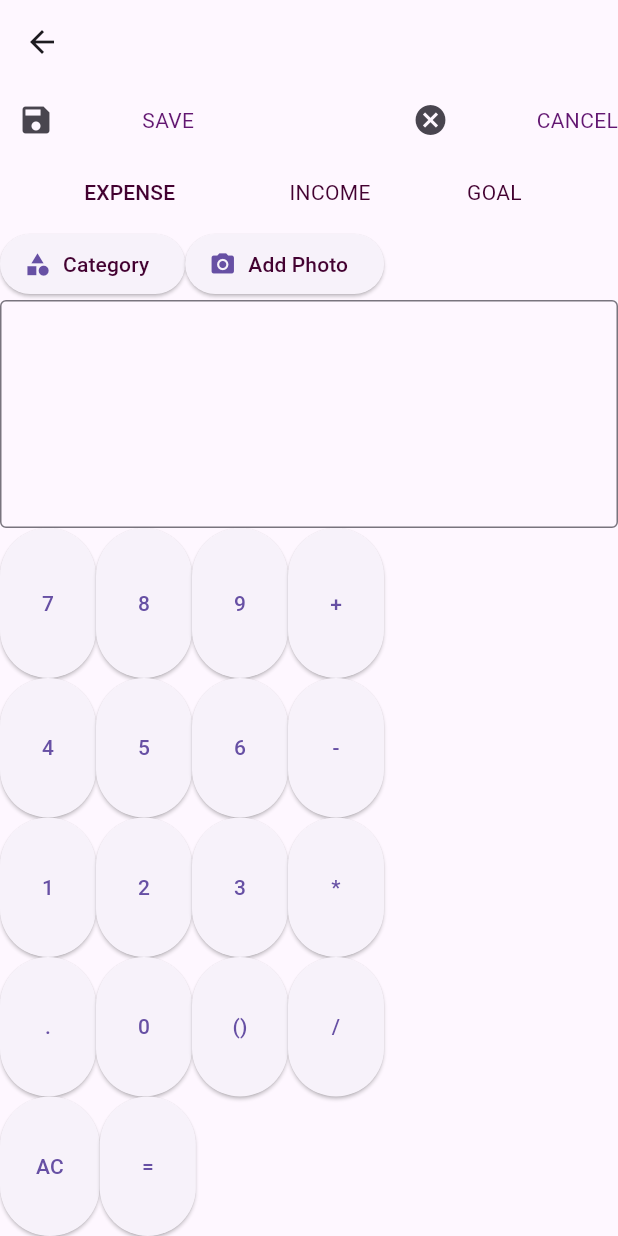
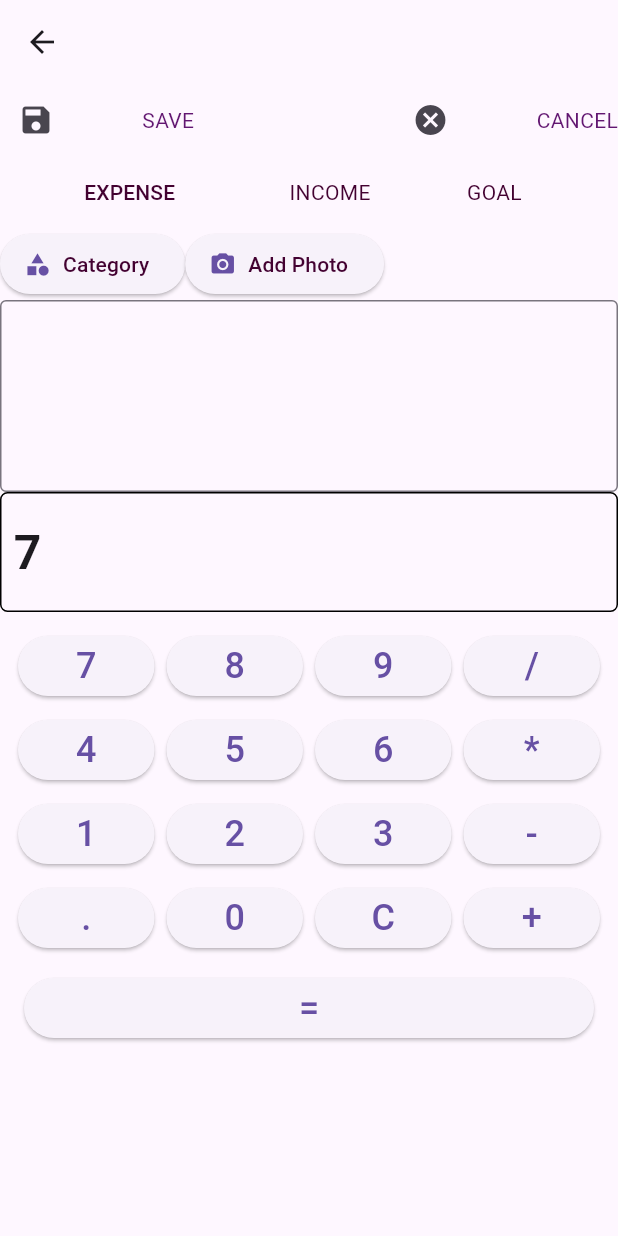
Before and after one commit to suraj-k-s/Spendify, a Flutter app: the Calenders screen opened directly, after a tap on an icon or button, on a phone screen of 412 x 824 dp. Run offline on Flutter 3.47's test engine with Material 3 defaults, Android fonts, the phone set to English and light mode, and no system bars; our stand-ins replace cloud_firestore, firebase_auth, firebase_core, firebase_storage, fluttertoast, google_sign_in and 5 more; accounts and stored records are empty.

Commit message:
Calculator rebuild

```diff
--- /dev/null
+++ b/devtools_options.yaml
@@ -0,0 +1 @@
+extensions:
--- a/lib/calculator.dart
+++ b/lib/calculator.dart
@@ -1,5 +1,6 @@
 import 'package:flutter/material.dart';
 import 'package:spendify/expense.dart';
+import 'package:math_expressions/math_expressions.dart';
 
 class Calenders extends StatefulWidget {
   const Calenders({super.key});
@@ -9,12 +10,42 @@ class Calenders extends StatefulWidget {
 }
 
 class _CalendersState extends State<Calenders> {
+  String expression = '';
+  String result = '0';
+
+  void _handleButtonPress(String buttonText) {
+    setState(() {
+      if (buttonText == 'C') {
+        expression = '';
+        result = '0';
+      } else if (buttonText == '=') {
+        try {
+          Parser parser = Parser();
+          Expression exp = parser.parse(expression);
+          ContextModel cm = ContextModel();
+          double evaluatedResult = exp.evaluate(EvaluationType.REAL, cm);
+          result = evaluatedResult.toString();
+        } catch (e) {
+          result = 'Error';
+        }
+      } else {
+        if (result == '0') {
+          expression = buttonText;
+          result = buttonText;
+        } else {
+          expression += buttonText;
+          result = expression;
+        }
+      }
+    });
+  }
+
   @override
   Widget build(BuildContext context) {
     return Scaffold(
+      resizeToAvoidBottomInset: true,
       appBar: AppBar(),
-      body: Container(
-          child: Column(
+      body: Column(
         children: [
           Row(
             mainAxisAlignment: MainAxisAlignment.spaceBetween,
@@ -106,145 +137,108 @@ class _CalendersState extends State<Calenders> {
           TextFormField(
             decoration: InputDecoration(border: OutlineInputBorder()),
             keyboardType: TextInputType.multiline,
-            minLines: 5,
+            minLines: 4,
             maxLines: null,
           ),
-          SizedBox(
-            height: 100,
-            child: Expanded(
+          //Calculator Screen
+          Container(
+            decoration: BoxDecoration(
+                border: Border.all(), borderRadius: BorderRadius.circular(5)),
+            height: 80,
             child: Row(
-                crossAxisAlignment: CrossAxisAlignment.stretch,
+              mainAxisAlignment: MainAxisAlignment.spaceBetween,
               children: [
-                  ElevatedButton(
-                    onPressed: () {},
-                    child: Text('7'),
+                Padding(
+                  padding: const EdgeInsets.all(8.0),
+                  child: Text(
+                    result,
+                    style: TextStyle(fontSize: 32, fontWeight: FontWeight.bold),
                   ),
-                  ElevatedButton(
-                    onPressed: () {},
-                    child: Text('8'),
                 ),
-                  ElevatedButton(
-                    onPressed: () {},
-                    child: Text('9'),
+              ],
             ),
-                  ElevatedButton(
-                    onPressed: () {},
+          ),
+
+          // Calculator Buttons
+          Expanded(
+            child: Padding(
+              padding: const EdgeInsets.all(8.0),
+              child: Column(
+                children: [
+                  Row(
+                    mainAxisAlignment: MainAxisAlignment.spaceEvenly,
+                    children: [
+                      _buildButton('7'),
+                      _buildButton('8'),
+                      _buildButton('9'),
+                      _buildButton('/'),
+                    ],
+                  ),
+                  Row(
+                    mainAxisAlignment: MainAxisAlignment.spaceEvenly,
+                    children: [
+                      _buildButton('4'),
+                      _buildButton('5'),
+                      _buildButton('6'),
+                      _buildButton('*'),
+                    ],
+                  ),
+                  Row(
+                    mainAxisAlignment: MainAxisAlignment.spaceEvenly,
+                    children: [
+                      _buildButton('1'),
+                      _buildButton('2'),
+                      _buildButton('3'),
+                      _buildButton('-'),
+                    ],
+                  ),
+                  Row(
+                    mainAxisAlignment: MainAxisAlignment.spaceEvenly,
+                    children: [
+                      _buildButton('.'),
+                      _buildButton('0'),
+                      _buildButton('C'),
+                      _buildButton('+'),
+                    ],
+                  ),
+                  Padding(
+                    padding: const EdgeInsets.all(8.0),
+                    child: SizedBox(
+                      width: double.infinity,
+                      child: ElevatedButton(
+                        onPressed: () {
+                          _handleButtonPress('=');
+                        },
                         child: Text(
-                      '+',
-                      selectionColor: Color.fromARGB(255, 58, 25, 58),
+                          '=',
+                          style: TextStyle(fontSize: 24),
+                        ),
+                      ),
                     ),
                   ),
                 ],
               ),
             ),
           ),
-          Expanded(
-            child: Row(
-              crossAxisAlignment: CrossAxisAlignment.stretch,
-              children: [
-                ElevatedButton(
-                  onPressed: () {},
-                  child: Text('4'),
+        ],
       ),
-                ElevatedButton(
-                  onPressed: () {},
-                  child: Text('5'),
-                ),
-                ElevatedButton(
-                  onPressed: () {},
-                  child: Text('6'),
-                ),
-                ElevatedButton(
-                  onPressed: () {},
+    );
+  }
+
+  Widget _buildButton(String buttonText) {
+    return Expanded(
+      child: Padding(
+        padding: const EdgeInsets.all(4.0),
+        child: ElevatedButton(
+          onPressed: () {
+            _handleButtonPress(buttonText);
+          },
           child: Text(
-                    '-',
-                    selectionColor: Color.fromARGB(255, 58, 25, 58),
+            buttonText,
+            style: TextStyle(fontSize: 24),
           ),
         ),
-              ],
       ),
-          ),
-          Expanded(
-            child: Row(
-              crossAxisAlignment: CrossAxisAlignment.stretch,
-              children: [
-                ElevatedButton(
-                  onPressed: () {},
-                  child: Text('1'),
-                ),
-                ElevatedButton(
-                  onPressed: () {},
-                  child: Text('2'),
-                ),
-                ElevatedButton(
-                  onPressed: () {},
-                  child: Text('3'),
-                ),
-                ElevatedButton(
-                  onPressed: () {},
-                  child: Text(
-                    '*',
-                    selectionColor: Color.fromARGB(255, 58, 25, 58),
-                  ),
-                ),
-              ],
-            ),
-          ),
-          Expanded(
-            child: Row(
-              crossAxisAlignment: CrossAxisAlignment.stretch,
-              children: [
-                ElevatedButton(
-                  onPressed: () {},
-                  child: Text(
-                    '.',
-                    selectionColor: Color.fromARGB(255, 58, 25, 58),
-                  ),
-                ),
-                ElevatedButton(
-                  onPressed: () {},
-                  child: Text('0'),
-                ),
-                ElevatedButton(
-                  onPressed: () {},
-                  child: Text(
-                    '()',
-                    selectionColor: Color.fromARGB(255, 58, 25, 58),
-                  ),
-                ),
-                ElevatedButton(
-                  onPressed: () {},
-                  child: Text(
-                    '/',
-                    selectionColor: Color.fromARGB(255, 58, 25, 58),
-                  ),
-                ),
-              ],
-            ),
-          ),
-          Expanded(
-            child: Row(
-              crossAxisAlignment: CrossAxisAlignment.stretch,
-              children: [
-                ElevatedButton(
-                  onPressed: () {},
-                  child: Text(
-                    'AC',
-                    selectionColor: Color.fromARGB(255, 58, 25, 58),
-                  ),
-                ),
-                ElevatedButton(
-                  onPressed: () {},
-                  child: Text(
-                    '=',
-                    selectionColor: Color.fromARGB(255, 58, 25, 58),
-                  ),
-                ),
-              ],
-            ),
-          ),
-        ],
-      )),
     );
   }
 }
--- a/pubspec.yaml
+++ b/pubspec.yaml
@@ -45,6 +45,7 @@ dependencies:
   workmanager: ^0.5.2
   permission_handler: ^11.3.0
   pie_chart: ^5.4.0
+  math_expressions: ^2.5.0
 
 
 dev_dependencies:
```
Also changed, not shown: pubspec.lock. Lines whose indentation alone changed are shown as unchanged.
